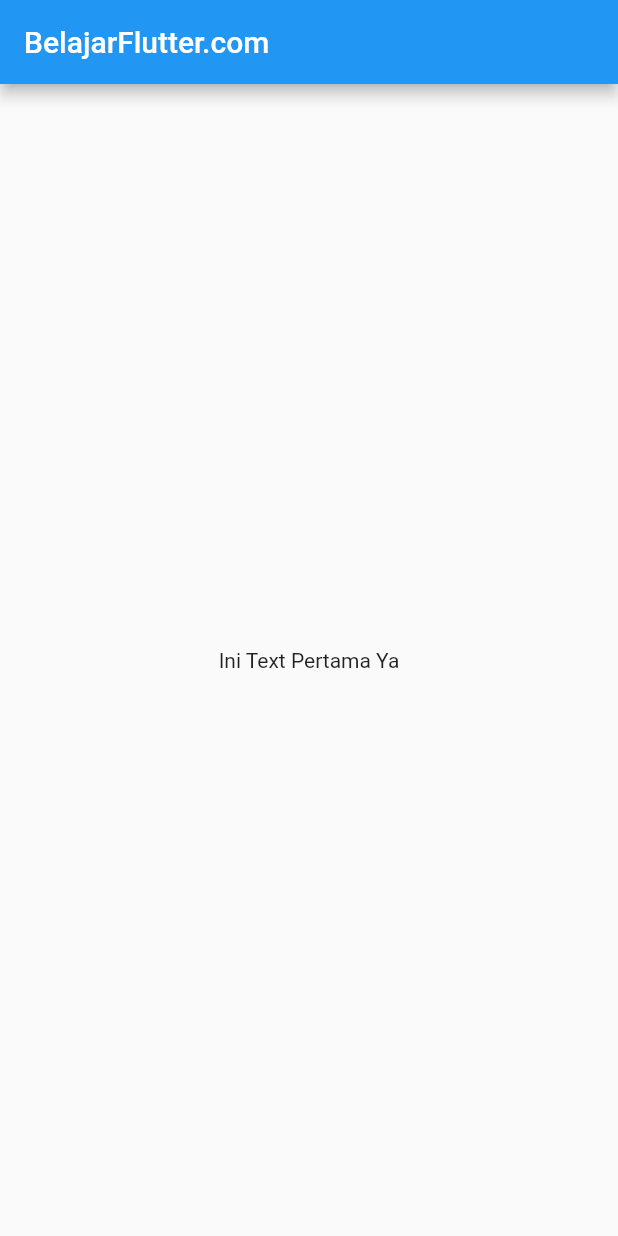
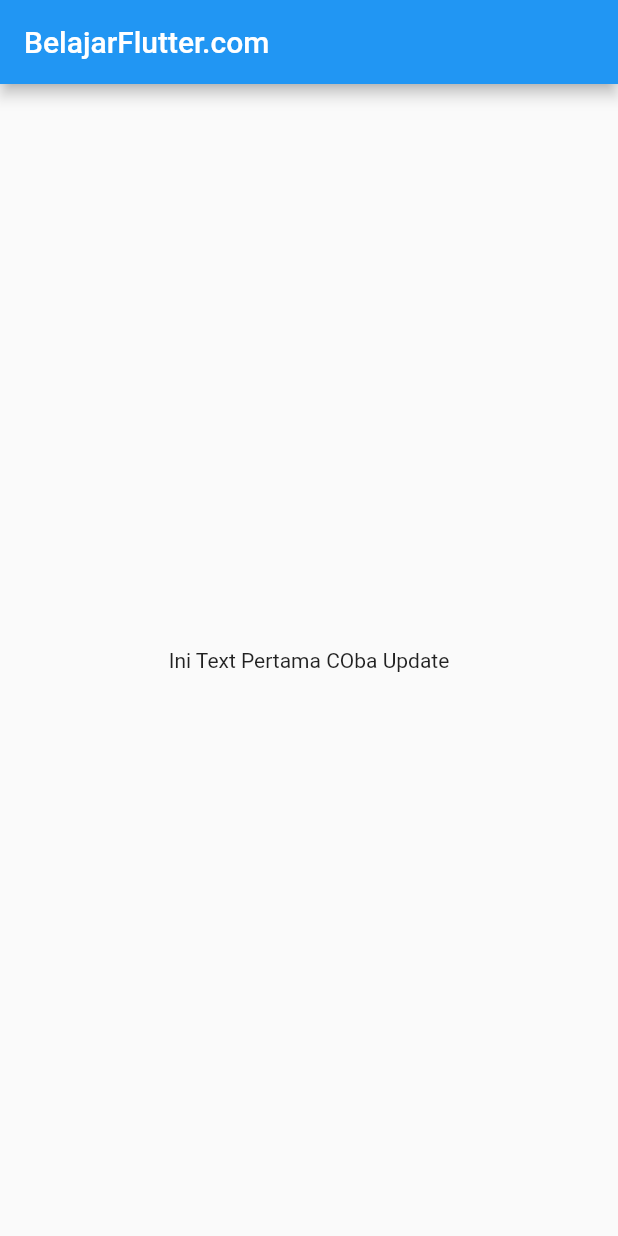
Before and after one commit to civer46/my-app1-flutter, a Flutter app: the screen it shows after launch, on a phone screen of 412 x 824 dp. Run offline on Flutter 3.47's test engine with Material 2 defaults, Android fonts, the phone set to English and light mode, and no system bars.

Commit message:
Update Coba Pertama

```diff
--- a/lib/main.dart
+++ b/lib/main.dart
@@ -25,7 +25,7 @@ class MyHomePage extends StatelessWidget {
       appBar: AppBar(
         title: const Text('BelajarFlutter.com'),
       ),
-      body: const Center(child: Text('Ini Text Pertama Ya')),
+      body: const Center(child: Text('Ini Text Pertama COba Update')),
     );
   }
 }
```
